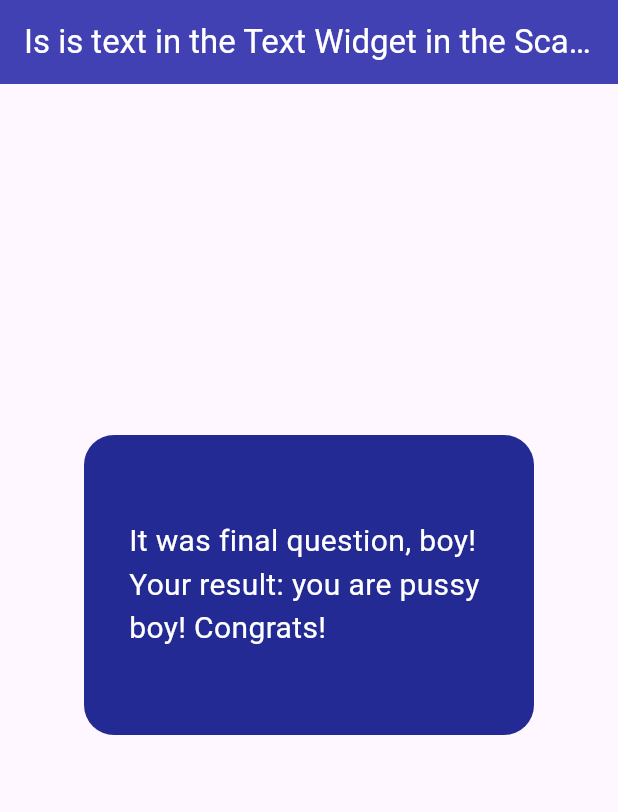
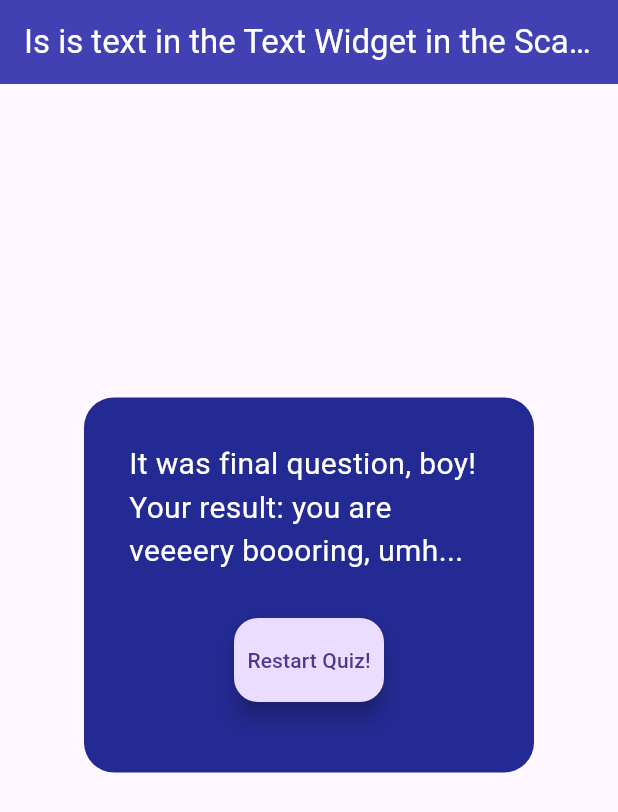
Before and after one commit to Lamafout/quiz-app-from-course-flutter, a Flutter app: the screen it shows after launch, after a tap on "Ye..Yes, Button-waifu... Mrs Button-waif", after a tap on "Fkoff, girl!", after a tap on "Up 0_0", on a phone screen of 412 x 824 dp. Shown: the top 812 px of the screen. Run offline on Flutter 3.47's test engine with Material 3 defaults, Android fonts, the phone set to English and light mode, and no system bars.

Commit message:
Now user can restart Quiz by clicking button in Result widget

```diff
--- a/lib/main.dart
+++ b/lib/main.dart
@@ -51,6 +51,14 @@ class _MyAppState extends State<MyApp>{
     });
   }
 
+  void _resetResult(){
+    setState(() {
+
+    });
+    _questionIndex = 0;
+    _totalScore = 0;
+  }
+
   @override
   Widget build(BuildContext context){
 
@@ -62,7 +70,7 @@ class _MyAppState extends State<MyApp>{
             color: Colors.white)),
         backgroundColor: Color.fromRGBO(65, 65, 179, 1),),
       body: (_questionIndex < _questionsList.length)? Quiz(questionsList: _questionsList, questionIndex: _questionIndex, answerQuestion: _answerQuestion,)
-      : Result(_totalScore)
+      : Result(_totalScore, _resetResult)
     ),);
   }
 }
--- a/lib/result.dart
+++ b/lib/result.dart
@@ -2,16 +2,17 @@ import 'package:flutter/material.dart';
 
 class Result extends StatelessWidget {
   final int resultScore;
+  final VoidCallback resetFunc;
 
-  Result(this.resultScore);
+  Result(this.resultScore, this.resetFunc);
 
   String get resultText {
     String res;
     if (this.resultScore >= 2){
-      res = 'pussy boy! Congrats!';
+      res = 'veeeery boooring, umh...';
     }
     else{
-      res = 'veeeery boooring, umh...';
+      res = 'pussy boy! Congrats!';
     }
 
     return res;
@@ -22,7 +23,7 @@ class Result extends StatelessWidget {
     return Center(
       child: Container(
       width: 300,
-      height: 200,
+      height: 250,
       margin: EdgeInsets.only(
         bottom: 100
       ),
@@ -32,14 +33,27 @@ class Result extends StatelessWidget {
         color: Color.fromARGB(255, 36, 42, 147),
       ),
 
-      child: Center(
-        child: Text(
+        child: Column(
+          children: [
+            Text(
               'It was final question, boy! Your result: you are ' + resultText,
               style: TextStyle(
                 fontSize: 20,
                 color: Colors.white
               ),
               ),
+              Container(
+                width: 100,
+                margin: EdgeInsets.only(top: 30),
+
+                child: FloatingActionButton(
+                  onPressed: resetFunc,
+                  child: Text(
+                    'Restart Quiz!'
+                  ),
+                ),
+              )
+          ],
         ),
     )
     );
```
Lines whose indentation alone changed are shown as unchanged.
